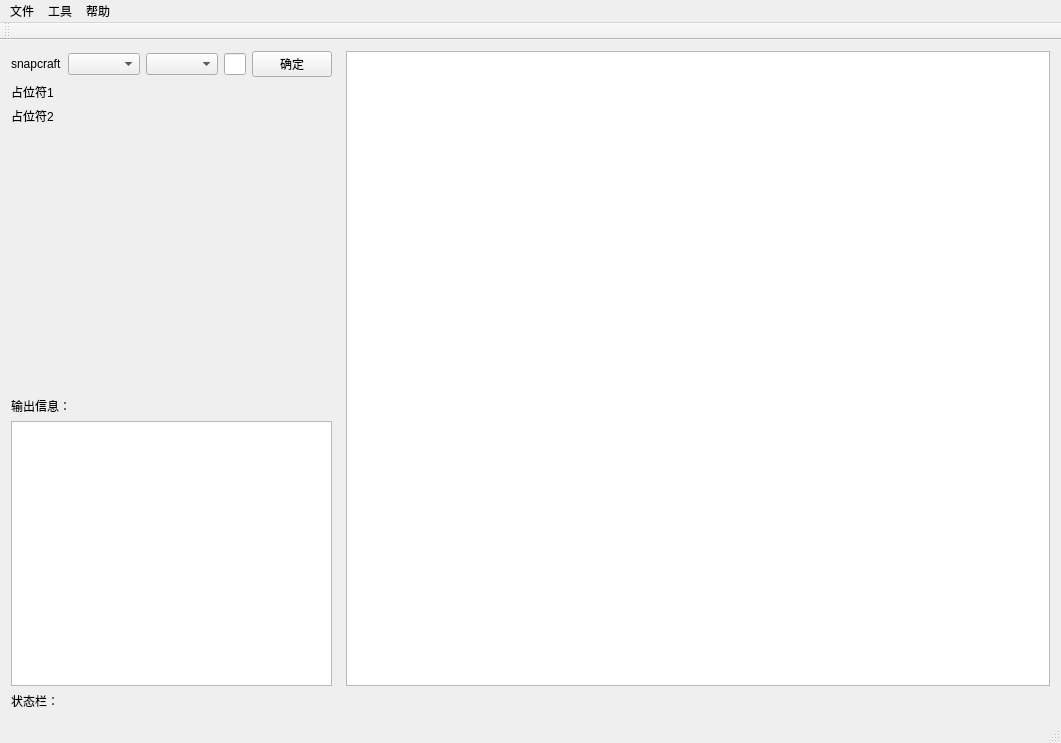
Old version of the form mainwindow.ui in the repository skawu/SnapcraftGUITool.
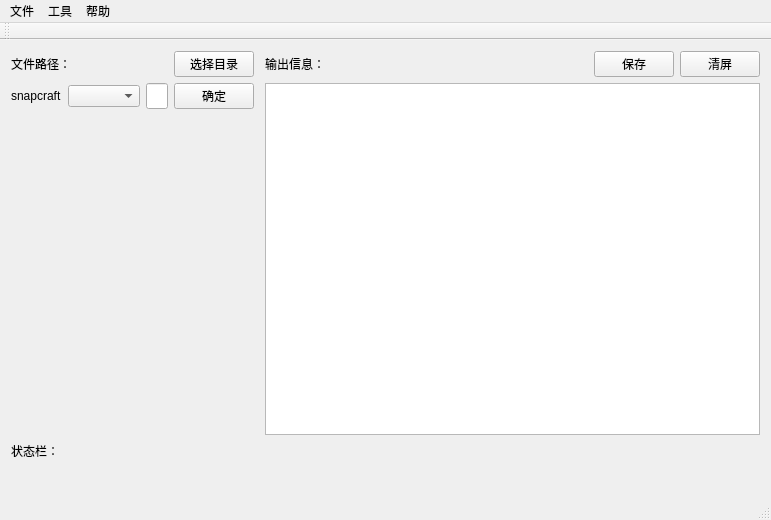
New version of the form.

Commit message: 完成控件的基本功能

Diff of the .ui file:
```diff
--- a/mainwindow.ui
+++ b/mainwindow.ui
@@ -6,28 +6,63 @@
    <rect>
     <x>0</x>
     <y>0</y>
-    <width>1061</width>
-    <height>743</height>
+    <width>771</width>
+    <height>520</height>
    </rect>
   </property>
   <property name="windowTitle">
    <string>MainWindow</string>
   </property>
   <widget class="QWidget" name="centralWidget">
-   <layout class="QGridLayout" name="gridLayout">
+   <layout class="QGridLayout" name="gridLayout_2">
     <item row="0" column="0">
-     <layout class="QVBoxLayout" name="verticalLayout_2">
-      <item>
-       <layout class="QHBoxLayout" name="horizontalLayout" stretch="8,1,91">
+     <layout class="QGridLayout" name="gridLayout">
+      <item row="0" column="0">
+       <layout class="QHBoxLayout" name="horizontalLayout_work" stretch="10,1,100">
         <item>
-         <layout class="QVBoxLayout" name="verticalLayout">
+         <layout class="QVBoxLayout" name="verticalLayout_cmd">
           <item>
-           <layout class="QHBoxLayout" name="horizontalLayout_2"/>
+           <layout class="QHBoxLayout" name="horizontalLayout_dir" stretch="1,10,2,1">
+            <item>
+             <widget class="QLabel" name="label_888">
+              <property name="text">
+               <string>文件路径：</string>
+              </property>
+             </widget>
+            </item>
+            <item>
+             <widget class="QLabel" name="label_selectDir">
+              <property name="text">
+               <string/>
+              </property>
+             </widget>
+            </item>
+            <item>
+             <spacer name="horizontalSpacer_4">
+              <property name="orientation">
+               <enum>Qt::Horizontal</enum>
+              </property>
+              <property name="sizeHint" stdset="0">
+               <size>
+                <width>40</width>
+                <height>20</height>
+               </size>
+              </property>
+             </spacer>
+            </item>
+            <item>
+             <widget class="QPushButton" name="pushButton">
+              <property name="text">
+               <string>选择目录</string>
+              </property>
+             </widget>
+            </item>
+           </layout>
           </item>
           <item>
-           <layout class="QHBoxLayout" name="horizontalLayout_3" stretch="1,1,1,1,2,1">
+           <layout class="QHBoxLayout" name="horizontalLayout_snap">
             <item>
-             <widget class="QLabel" name="label_4">
+             <widget class="QLabel" name="label_5">
               <property name="text">
                <string>snapcraft</string>
               </property>
@@ -44,26 +79,23 @@
              </widget>
             </item>
             <item>
-             <widget class="QComboBox" name="comboBox_parts"/>
-            </item>
-            <item>
-             <widget class="QLineEdit" name="lineEdit"/>
-            </item>
-            <item>
-             <spacer name="horizontalSpacer">
-              <property name="orientation">
-               <enum>Qt::Horizontal</enum>
+             <widget class="QLineEdit" name="lineEdit_extraParam">
+              <property name="sizePolicy">
+               <sizepolicy hsizetype="Preferred" vsizetype="Preferred">
+                <horstretch>0</horstretch>
+                <verstretch>0</verstretch>
+               </sizepolicy>
               </property>
-              <property name="sizeHint" stdset="0">
-               <size>
-                <width>40</width>
-                <height>20</height>
-               </size>
-              </property>
-             </spacer>
+             </widget>
             </item>
             <item>
-             <widget class="QPushButton" name="pushButton">
+             <widget class="QPushButton" name="pushButton_2">
+              <property name="sizePolicy">
+               <sizepolicy hsizetype="Preferred" vsizetype="Preferred">
+                <horstretch>0</horstretch>
+                <verstretch>0</verstretch>
+               </sizepolicy>
+              </property>
               <property name="text">
                <string>确定</string>
               </property>
@@ -72,18 +104,92 @@
            </layout>
           </item>
           <item>
-           <widget class="QLabel" name="label_2">
-            <property name="text">
-             <string>占位符1</string>
-            </property>
-           </widget>
+           <layout class="QHBoxLayout" name="horizontalLayout_6">
+            <item>
+             <widget class="QLabel" name="label_6">
+              <property name="text">
+               <string/>
+              </property>
+             </widget>
+            </item>
+           </layout>
           </item>
           <item>
-           <widget class="QLabel" name="label">
-            <property name="text">
-             <string>占位符2</string>
-            </property>
-           </widget>
+           <layout class="QHBoxLayout" name="horizontalLayout_5">
+            <item>
+             <widget class="QLabel" name="label_89">
+              <property name="text">
+               <string/>
+              </property>
+             </widget>
+            </item>
+           </layout>
+          </item>
+          <item>
+           <layout class="QHBoxLayout" name="horizontalLayout_4">
+            <item>
+             <widget class="QLabel" name="label_3">
+              <property name="text">
+               <string/>
+              </property>
+             </widget>
+            </item>
+           </layout>
+          </item>
+          <item>
+           <layout class="QHBoxLayout" name="horizontalLayout_10">
+            <item>
+             <widget class="QLabel" name="label_10">
+              <property name="text">
+               <string/>
+              </property>
+             </widget>
+            </item>
+           </layout>
+          </item>
+          <item>
+           <layout class="QHBoxLayout" name="horizontalLayout_8">
+            <item>
+             <widget class="QLabel" name="label_8">
+              <property name="text">
+               <string/>
+              </property>
+             </widget>
+            </item>
+           </layout>
+          </item>
+          <item>
+           <layout class="QHBoxLayout" name="horizontalLayout_9">
+            <item>
+             <widget class="QLabel" name="label_9">
+              <property name="text">
+               <string/>
+              </property>
+             </widget>
+            </item>
+           </layout>
+          </item>
+          <item>
+           <layout class="QHBoxLayout" name="horizontalLayout_7">
+            <item>
+             <widget class="QLabel" name="label_7">
+              <property name="text">
+               <string/>
+              </property>
+             </widget>
+            </item>
+           </layout>
+          </item>
+          <item>
+           <layout class="QHBoxLayout" name="horizontalLayout">
+            <item>
+             <widget class="QLabel" name="label_2">
+              <property name="text">
+               <string/>
+              </property>
+             </widget>
+            </item>
+           </layout>
           </item>
           <item>
            <spacer name="verticalSpacer">
@@ -98,23 +204,16 @@
             </property>
            </spacer>
           </item>
-          <item>
-           <widget class="QLabel" name="label_5">
-            <property name="text">
-             <string>输出信息：</string>
-            </property>
-           </widget>
-          </item>
-          <item>
-           <widget class="QTextBrowser" name="textBrowser"/>
-          </item>
          </layout>
         </item>
         <item>
-         <spacer name="horizontalSpacer_2">
+         <spacer name="horizontalSpacer">
           <property name="orientation">
            <enum>Qt::Horizontal</enum>
           </property>
+          <property name="sizeType">
+           <enum>QSizePolicy::Preferred</enum>
+          </property>
           <property name="sizeHint" stdset="0">
            <size>
             <width>40</width>
@@ -124,16 +223,123 @@
          </spacer>
         </item>
         <item>
-         <widget class="QTextEdit" name="textEdit"/>
+         <layout class="QVBoxLayout" name="verticalLayout_log">
+          <item>
+           <layout class="QHBoxLayout" name="horizontalLayout_log_status">
+            <item>
+             <widget class="QLabel" name="label">
+              <property name="text">
+               <string>输出信息：</string>
+              </property>
+             </widget>
+            </item>
+            <item>
+             <spacer name="horizontalSpacer_3">
+              <property name="orientation">
+               <enum>Qt::Horizontal</enum>
+              </property>
+              <property name="sizeHint" stdset="0">
+               <size>
+                <width>40</width>
+                <height>20</height>
+               </size>
+              </property>
+             </spacer>
+            </item>
+            <item>
+             <spacer name="horizontalSpacer_2">
+              <property name="orientation">
+               <enum>Qt::Horizontal</enum>
+              </property>
+              <property name="sizeHint" stdset="0">
+               <size>
+                <width>40</width>
+                <height>20</height>
+               </size>
+              </property>
+             </spacer>
+            </item>
+            <item>
+             <widget class="QPushButton" name="pushButton_save">
+              <property name="text">
+               <string>保存</string>
+              </property>
+             </widget>
+            </item>
+            <item>
+             <widget class="QPushButton" name="pushButton_clear">
+              <property name="text">
+               <string>清屏</string>
+              </property>
+             </widget>
+            </item>
+           </layout>
+          </item>
+          <item>
+           <widget class="QTextBrowser" name="textBrowser_2">
+            <property name="sizePolicy">
+             <sizepolicy hsizetype="Preferred" vsizetype="Preferred">
+              <horstretch>0</horstretch>
+              <verstretch>0</verstretch>
+             </sizepolicy>
+            </property>
+           </widget>
+          </item>
+         </layout>
         </item>
        </layout>
       </item>
-      <item>
-       <widget class="QLabel" name="label_3">
-        <property name="text">
-         <string>状态栏：</string>
-        </property>
-       </widget>
+      <item row="1" column="0">
+       <layout class="QVBoxLayout" name="verticalLayout_status">
+        <item>
+         <layout class="QHBoxLayout" name="horizontalLayout_3">
+          <item>
+           <widget class="QLabel" name="label_status">
+            <property name="text">
+             <string>状态栏：</string>
+            </property>
+           </widget>
+          </item>
+          <item>
+           <spacer name="horizontalSpacer_5">
+            <property name="orientation">
+             <enum>Qt::Horizontal</enum>
+            </property>
+            <property name="sizeHint" stdset="0">
+             <size>
+              <width>40</width>
+              <height>20</height>
+             </size>
+            </property>
+           </spacer>
+          </item>
+         </layout>
+        </item>
+        <item>
+         <layout class="QHBoxLayout" name="horizontalLayout_2">
+          <item>
+           <widget class="QLabel" name="label_status_cur_dir">
+            <property name="text">
+             <string/>
+            </property>
+           </widget>
+          </item>
+          <item>
+           <spacer name="horizontalSpacer_6">
+            <property name="orientation">
+             <enum>Qt::Horizontal</enum>
+            </property>
+            <property name="sizeHint" stdset="0">
+             <size>
+              <width>40</width>
+              <height>20</height>
+             </size>
+            </property>
+           </spacer>
+          </item>
+         </layout>
+        </item>
+       </layout>
       </item>
      </layout>
     </item>
@@ -144,7 +350,7 @@
     <rect>
      <x>0</x>
      <y>0</y>
-     <width>1061</width>
+     <width>771</width>
      <height>22</height>
     </rect>
    </property>
```
The commit also changes 2 other files.
